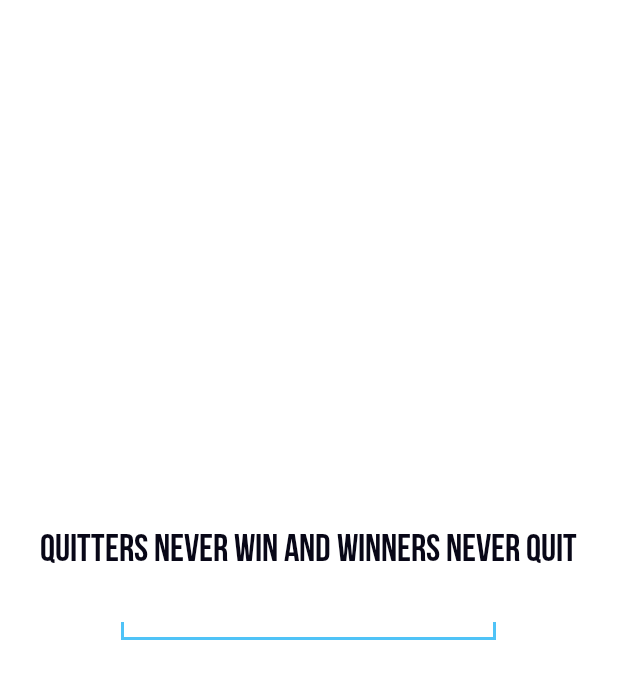
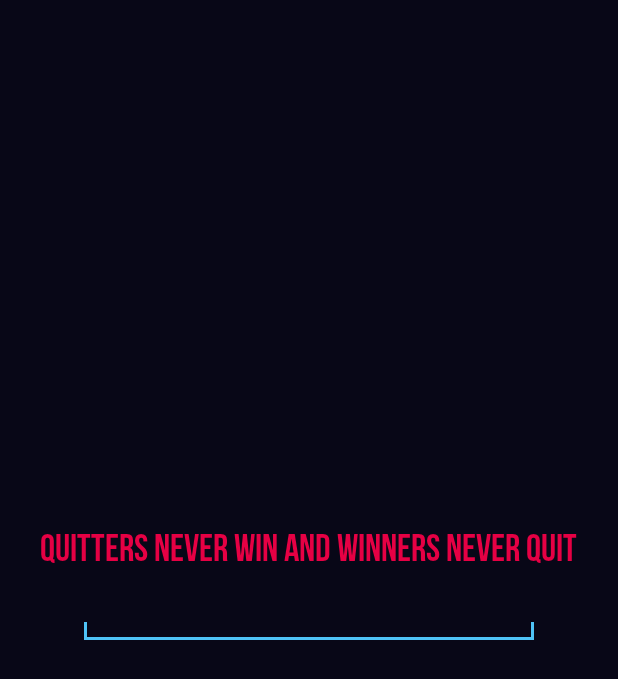
Before and after one commit to Loop-X/X-Alarm, an Android app: the fragment TypeAlarm placed in its activity, on a phone screen of 412 x 824 dp. Shown: the top 679 px of the screen. Run offline under Robolectric (Android 15) with nearby library versions, the phone set to English and light mode, and no system bars; 4 statements that could not run were skipped.

Commit message:
#45 Update unlock type UI

```diff
--- a/app/src/main/res/drawable/et_math_result.xml
+++ b/app/src/main/res/drawable/et_math_result.xml
@@ -8,7 +8,7 @@
     </item>
     <item android:bottom="10dp">
         <shape android:shape="rectangle" >
-            <solid android:color="#fff" />
+            <solid android:color="@color/loopX_1" />
 
             <padding
                 android:left="2dp"
@@ -17,7 +17,7 @@
     </item>
     <item>
         <shape android:shape="rectangle" >
-            <solid android:color="#fff" />
+            <solid android:color="@color/loopX_1" />
         </shape>
     </item>
 </layer-list>
--- a/app/src/main/res/layout/fragment_unlock_type_alarm.xml
+++ b/app/src/main/res/layout/fragment_unlock_type_alarm.xml
@@ -3,7 +3,7 @@
     xmlns:app="http://schemas.android.com/apk/res-auto"
     android:layout_width="match_parent"
     android:layout_height="match_parent"
-    android:background="@android:color/white" >
+    android:background="@color/loopX_1" >
 
     <RelativeLayout
         android:layout_width="match_parent"
@@ -15,22 +15,28 @@
             android:layout_height="wrap_content"
             android:layout_above="@+id/et_type_sentence"
             android:layout_centerHorizontal="true"
+            android:layout_marginLeft="15dp"
+            android:layout_marginRight="15dp"
             android:gravity="center"
-            android:textColor="@color/loopX_1"
+            android:textColor="@color/loopX_2"
             android:textSize="25sp" />
 
         <io.github.loop_x.yummywakeup.view.YummyEditText
             android:id="@+id/et_type_sentence"
-            android:layout_width="wrap_content"
+            android:layout_width="300dp"
             android:layout_height="wrap_content"
             android:layout_centerInParent="true"
             android:layout_marginTop="15dp"
             android:background="@drawable/et_math_result"
-            android:inputType="text"
-            android:gravity="center_horizontal"
-            android:minWidth="250dp"
             android:textSize="25sp"
-            android:textColor="@color/loopX_1" />
+            android:textColor="@color/loopX_2"
+            android:inputType="textMultiLine"
+            android:gravity="top|left"
+            android:minLines="1"
+            android:maxLines="3"
+            android:singleLine="false"
+            android:scrollHorizontally="false"
+            android:scrollbars="vertical" />
 
     </RelativeLayout>
 
```
Also changed, not shown: app/src/main/java/io/github/loop_x/yummywakeup/module/UnlockTypeModule/alarmType/TypeAlarm.java (+15 -6 lines), app/src/main/res/layout/fragment_unlock_math_alarm.xml (+7 -5 lines).
